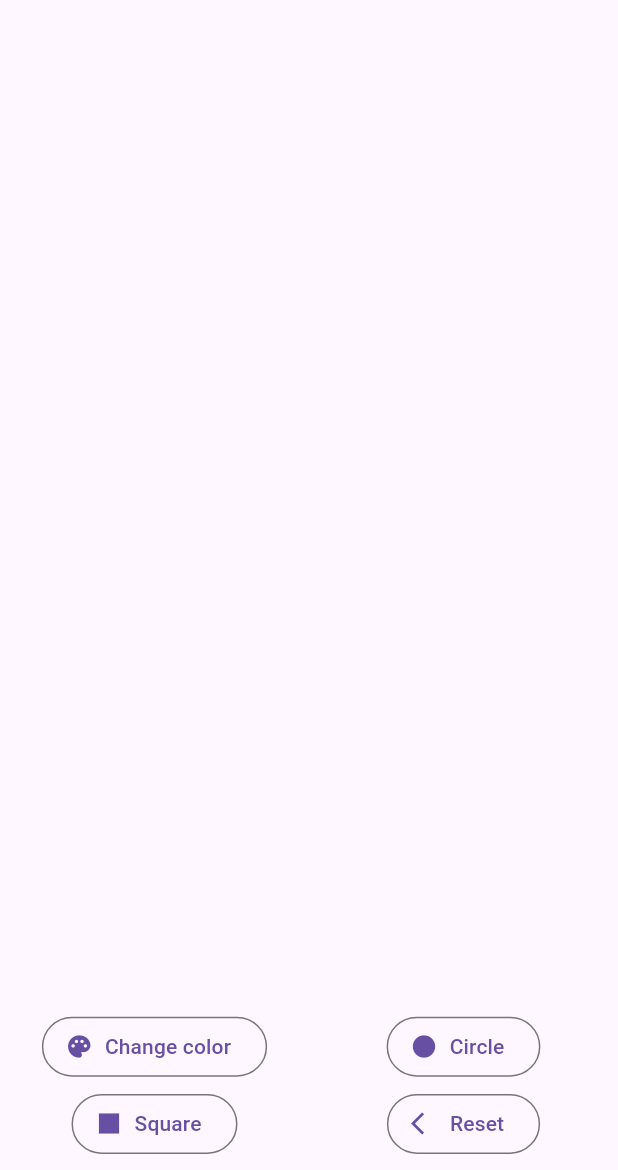
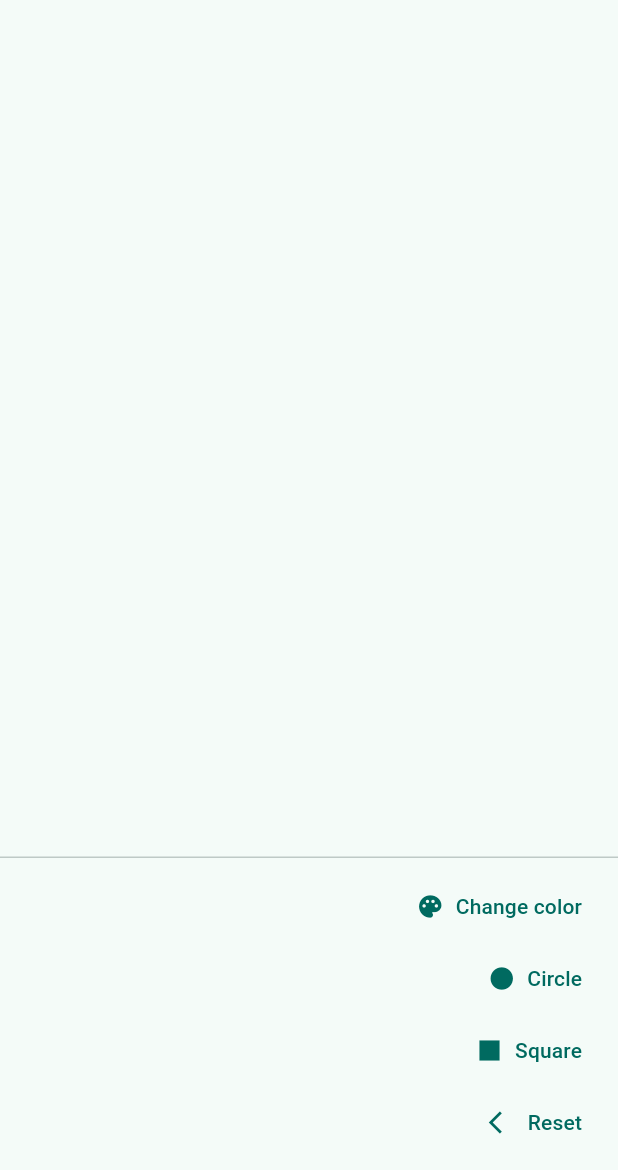
Before and after one commit to glebosotov/flutter-education-state-management, a Flutter app: the screen it shows after launch, on a phone screen of 412 x 824 dp, the part 66-1236 px from its top. Run offline on Flutter 3.47's test engine with Material 3 defaults, Android fonts, the phone set to English and light mode, and no system bars; our stand-ins replace bloc, flutter_bloc, flutter_mobx, flutter_redux, flutter_riverpod, freezed_annotation and 4 more; missing offline and left inert: elementary, elementary_helper; generated files the repository leaves out were written again.

Commit message:
feat: adaptive layout

```diff
--- a/lib/main.dart
+++ b/lib/main.dart
@@ -24,8 +24,15 @@ class _App extends StatelessWidget {
 
   @override
   Widget build(BuildContext context) {
-    return const MaterialApp(
-      home: HomeScreen(),
+    final theme = ThemeData(
+      colorScheme: ColorScheme.fromSeed(
+        seedColor: Colors.teal,
+      ),
+    );
+
+    return MaterialApp(
+      theme: theme,
+      home: const HomeScreen(),
     );
   }
 }
@@ -72,6 +79,7 @@ class _HomeScreenState extends State<HomeScreen> {
             ),
             Expanded(
               child: PageView.builder(
+                physics: const NeverScrollableScrollPhysics(),
                 controller: _controller,
                 itemBuilder: (context, index) {
                   final approach = Approaches.values[index];
--- a/lib/presentation/layout.dart
+++ b/lib/presentation/layout.dart
@@ -25,65 +25,51 @@ class Layout extends StatelessWidget {
 
   @override
   Widget build(BuildContext context) {
-    return Column(
+    final size = MediaQuery.sizeOf(context).height * 0.3;
+    return Scaffold(
+      persistentFooterButtons: [
+        TextButton.icon(
+          onPressed: onChangeColor,
+          icon: const Icon(Icons.palette),
+          label: const Text('Change color'),
+        ),
+        TextButton.icon(
+          onPressed: onMakeCircle,
+          icon: const Icon(Icons.circle),
+          label: const Text('Circle'),
+        ),
+        TextButton.icon(
+          onPressed: onMakeSquare,
+          icon: const Icon(Icons.square),
+          label: const Text('Square'),
+        ),
+        TextButton.icon(
+          onPressed: onReset,
+          icon: const Icon(Icons.arrow_back_ios),
+          label: const Text('Reset'),
+        ),
+      ],
+      body: Column(
+        crossAxisAlignment: CrossAxisAlignment.stretch,
         mainAxisAlignment: MainAxisAlignment.spaceAround,
         children: [
-        const Spacer(),
           if (isCircle || isSquare)
-          AnimatedContainer(
+            Center(
+              child: AnimatedContainer(
                 duration: const Duration(seconds: 1),
                 curve: Curves.easeInOut,
-            height: 200,
-            width: 200,
+                height: size,
+                width: size,
                 decoration: BoxDecoration(
                   shape: isCircle ? BoxShape.circle : BoxShape.rectangle,
                   color: color,
                 ),
+              ),
             )
           else
-          const SizedBox(height: 200),
-        const Spacer(),
-        SizedBox(
-          height: 100,
-          child: GridView.count(
-            crossAxisCount: 2,
-            childAspectRatio: 4,
-            children: [
-              Center(
-                child: OutlinedButton.icon(
-                  onPressed: onChangeColor,
-                  icon: const Icon(Icons.palette),
-                  label: const Text('Change color'),
-                ),
-              ),
-              Center(
-                child: OutlinedButton.icon(
-                  onPressed: onMakeCircle,
-                  icon: const Icon(Icons.circle),
-                  label: const Text('Circle'),
-                ),
-              ),
-              Center(
-                child: OutlinedButton.icon(
-                  onPressed: onMakeSquare,
-                  icon: const Icon(Icons.square),
-                  label: const Text('Square'),
-                ),
-              ),
-              Center(
-                child: OutlinedButton.icon(
-                  onPressed: onReset,
-                  icon: const Icon(Icons.arrow_back_ios),
-                  label: const Text('Reset'),
-                ),
-              ),
+            SizedBox(height: size),
         ],
       ),
-        ),
-        const SizedBox(
-          height: 8,
-        ),
-      ],
     );
   }
 }
```
Lines whose indentation alone changed are shown as unchanged.
